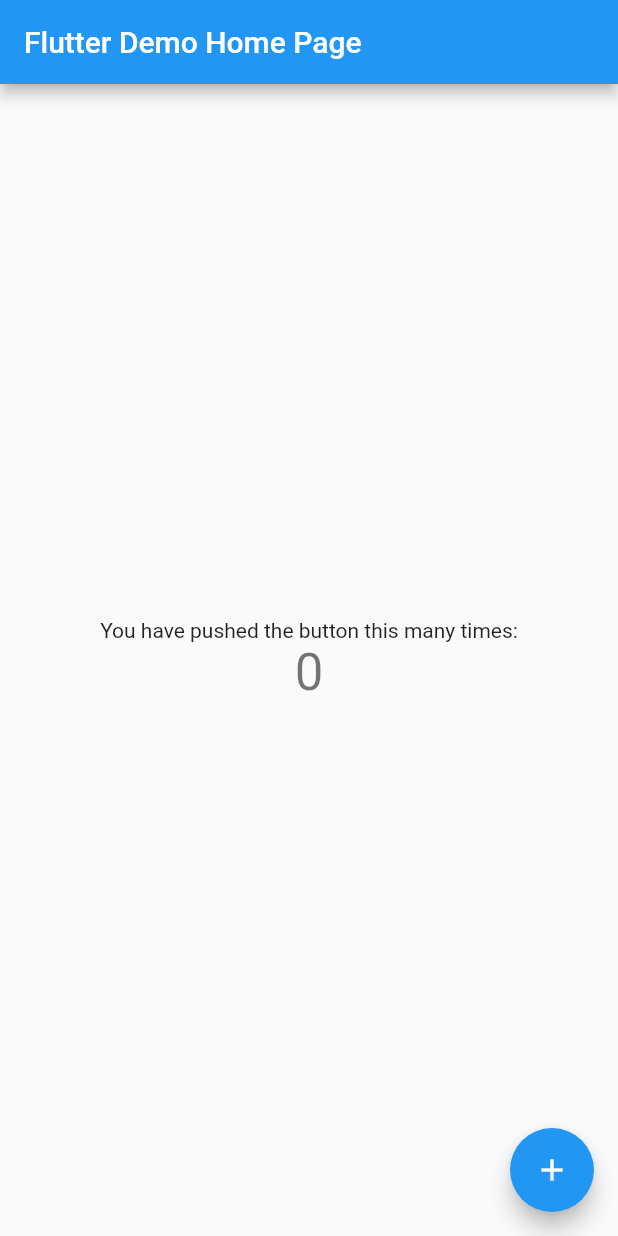
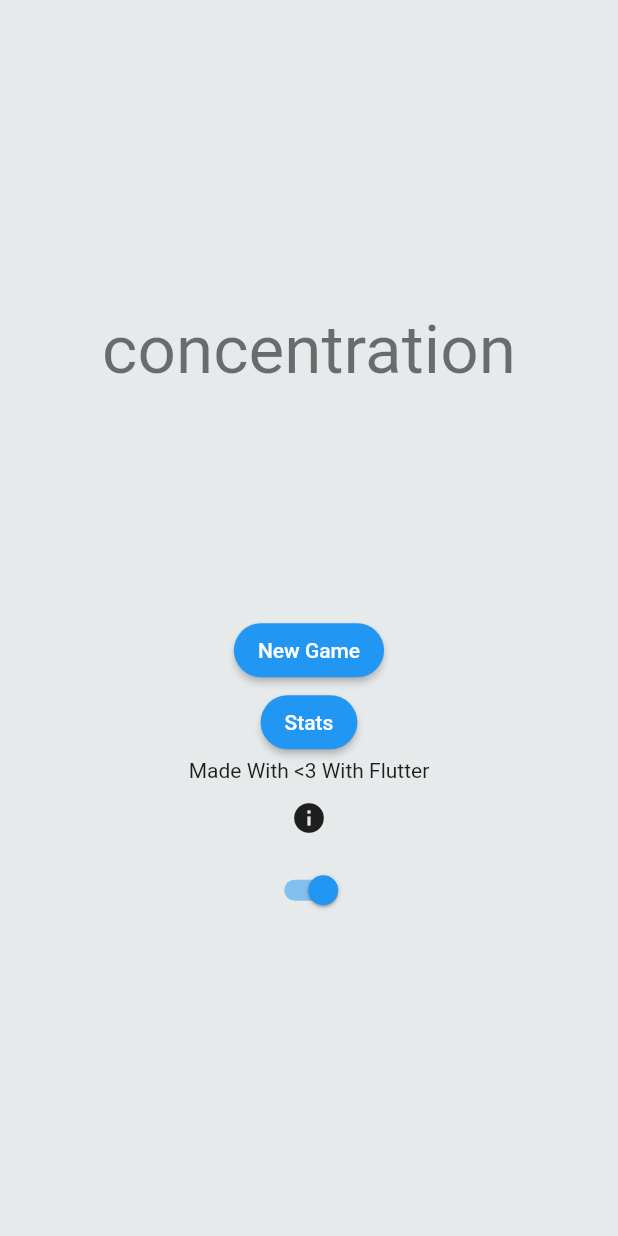
Before and after one commit to chrisstayte/concentration, a Flutter app: the screen it shows after launch, on a phone screen of 412 x 824 dp. Run offline on Flutter 3.47's test engine with Material 2 defaults, Android fonts, the light colour scheme and no system bars.

Commit message:
Added Icons and Base Code

```diff
--- /dev/null
+++ b/lib/enums/difficulty.dart
@@ -0,0 +1 @@
+enum difficulty { smoothBrain, brain, bigBrain }
--- /dev/null
+++ b/lib/global/global.dart
@@ -0,0 +1,14 @@
+import 'package:flutter/material.dart';
+
+class Global {
+  static final colors = _Colors();
+}
+
+class _Colors {
+  final lightIconColor = const Color(0XFFE7EAEB);
+  late final lightIconColorDarker =
+      HSLColor.fromColor(lightIconColor).withLightness(0.55).toColor();
+  final darkIconColor = const Color(0XFF323031);
+  late final darkIconColorLighter =
+      HSLColor.fromColor(darkIconColor).withLightness(0.75).toColor();
+}
--- a/lib/main.dart
+++ b/lib/main.dart
@@ -1,4 +1,8 @@
+import 'package:concentration/screens/homescreen.dart';
 import 'package:flutter/material.dart';
+import 'package:flutter/services.dart';
+
+import 'global/global.dart';
 
 void main() {
   runApp(const MyApp());
@@ -12,104 +16,14 @@
   Widget build(BuildContext context) {
     return MaterialApp(
       title: 'Flutter Demo',
+      debugShowMaterialGrid: false,
+      showSemanticsDebugger: false,
       theme: ThemeData(
-        // This is the theme of your application.
-        //
-        // Try running your application with "flutter run". You'll see the
-        // application has a blue toolbar. Then, without quitting the app, try
-        // changing the primarySwatch below to Colors.green and then invoke
-        // "hot reload" (press "r" in the console where you ran "flutter run",
-        // or simply save your changes to "hot reload" in a Flutter IDE).
-        // Notice that the counter didn't reset back to zero; the application
-        // is not restarted.
         primarySwatch: Colors.blue,
+        scaffoldBackgroundColor: Global.colors.lightIconColor,
+        appBarTheme: AppBarTheme(backgroundColor: Global.colors.lightIconColor),
       ),
-      home: const MyHomePage(title: 'Flutter Demo Home Page'),
+      home: const Homescreen(),
     );
   }
 }
-
-class MyHomePage extends StatefulWidget {
-  const MyHomePage({Key? key, required this.title}) : super(key: key);
-
-  // This widget is the home page of your application. It is stateful, meaning
-  // that it has a State object (defined below) that contains fields that affect
-  // how it looks.
-
-  // This class is the configuration for the state. It holds the values (in this
-  // case the title) provided by the parent (in this case the App widget) and
-  // used by the build method of the State. Fields in a Widget subclass are
-  // always marked "final".
-
-  final String title;
-
-  @override
-  State<MyHomePage> createState() => _MyHomePageState();
-}
-
-class _MyHomePageState extends State<MyHomePage> {
-  int _counter = 0;
-
-  void _incrementCounter() {
-    setState(() {
-      // This call to setState tells the Flutter framework that something has
-      // changed in this State, which causes it to rerun the build method below
-      // so that the display can reflect the updated values. If we changed
-      // _counter without calling setState(), then the build method would not be
-      // called again, and so nothing would appear to happen.
-      _counter++;
-    });
-  }
-
-  @override
-  Widget build(BuildContext context) {
-    // This method is rerun every time setState is called, for instance as done
-    // by the _incrementCounter method above.
-    //
-    // The Flutter framework has been optimized to make rerunning build methods
-    // fast, so that you can just rebuild anything that needs updating rather
-    // than having to individually change instances of widgets.
-    return Scaffold(
-      appBar: AppBar(
-        // Here we take the value from the MyHomePage object that was created by
-        // the App.build method, and use it to set our appbar title.
-        title: Text(widget.title),
-      ),
-      body: Center(
-        // Center is a layout widget. It takes a single child and positions it
-        // in the middle of the parent.
-        child: Column(
-          // Column is also a layout widget. It takes a list of children and
-          // arranges them vertically. By default, it sizes itself to fit its
-          // children horizontally, and tries to be as tall as its parent.
-          //
-          // Invoke "debug painting" (press "p" in the console, choose the
-          // "Toggle Debug Paint" action from the Flutter Inspector in Android
-          // Studio, or the "Toggle Debug Paint" command in Visual Studio Code)
-          // to see the wireframe for each widget.
-          //
-          // Column has various properties to control how it sizes itself and
-          // how it positions its children. Here we use mainAxisAlignment to
-          // center the children vertically; the main axis here is the vertical
-          // axis because Columns are vertical (the cross axis would be
-          // horizontal).
-          mainAxisAlignment: MainAxisAlignment.center,
-          children: <Widget>[
-            const Text(
-              'You have pushed the button this many times:',
-            ),
-            Text(
-              '$_counter',
-              style: Theme.of(context).textTheme.headline4,
-            ),
-          ],
-        ),
-      ),
-      floatingActionButton: FloatingActionButton(
-        onPressed: _incrementCounter,
-        tooltip: 'Increment',
-        child: const Icon(Icons.add),
-      ), // This trailing comma makes auto-formatting nicer for build methods.
-    );
-  }
-}
--- /dev/null
+++ b/lib/models/GameStat.dart
@@ -0,0 +1,4 @@
+class GameStat {
+  bool win;
+  bool
+}
--- /dev/null
+++ b/lib/models/settings.dart
@@ -0,0 +1,15 @@
+class Settings {
+  bool darkMode;
+
+  Settings({required this.darkMode});
+
+  factory Settings.fromJson(Map<String, dynamic> json) {
+    bool darkMode = json['darkMode'] as bool;
+
+    return Settings(darkMode: darkMode);
+  }
+
+  Map<String, dynamic> toJson() => {
+        'darkMode': darkMode,
+      };
+}
--- /dev/null
+++ b/lib/screens/homescreen.dart
@@ -0,0 +1,67 @@
+import 'package:flutter/material.dart';
+
+class Homescreen extends StatefulWidget {
+  const Homescreen({Key? key}) : super(key: key);
+
+  @override
+  State<Homescreen> createState() => _HomescreenState();
+}
+
+class _HomescreenState extends State<Homescreen> {
+  @override
+  Widget build(BuildContext context) {
+    return Scaffold(
+      body: Container(
+        child: SafeArea(
+          child: Center(
+            child: Column(
+              mainAxisAlignment: MainAxisAlignment.center,
+              crossAxisAlignment: CrossAxisAlignment.center,
+              children: [
+                Text(
+                  'concentration',
+                  textAlign: TextAlign.center,
+                  style: Theme.of(context).textTheme.headline3,
+                ),
+                const SizedBox(
+                  height: 150,
+                ),
+                ElevatedButton(
+                  onPressed: () {},
+                  child: Text('New Game'),
+                  style: ButtonStyle(
+                    shape: MaterialStateProperty.all(
+                      const RoundedRectangleBorder(
+                        borderRadius: BorderRadius.all(
+                          Radius.circular(30.0),
+                        ),
+                      ),
+                    ),
+                  ),
+                ),
+                ElevatedButton(
+                  onPressed: () {},
+                  child: Text('Stats'),
+                  style: ButtonStyle(
+                    shape: MaterialStateProperty.all(
+                      const RoundedRectangleBorder(
+                        borderRadius: BorderRadius.all(
+                          Radius.circular(30.0),
+                        ),
+                      ),
+                    ),
+                  ),
+                ),
+                Text(
+                  'Made With <3 With Flutter',
+                ),
+                IconButton(onPressed: () {}, icon: Icon(Icons.info)),
+                Switch(value: true, onChanged: (value) {}),
+              ],
+            ),
+          ),
+        ),
+      ),
+    );
+  }
+}
```
Also changed, not shown: pubspec.yaml (+2 -18 lines), 50 other files.
